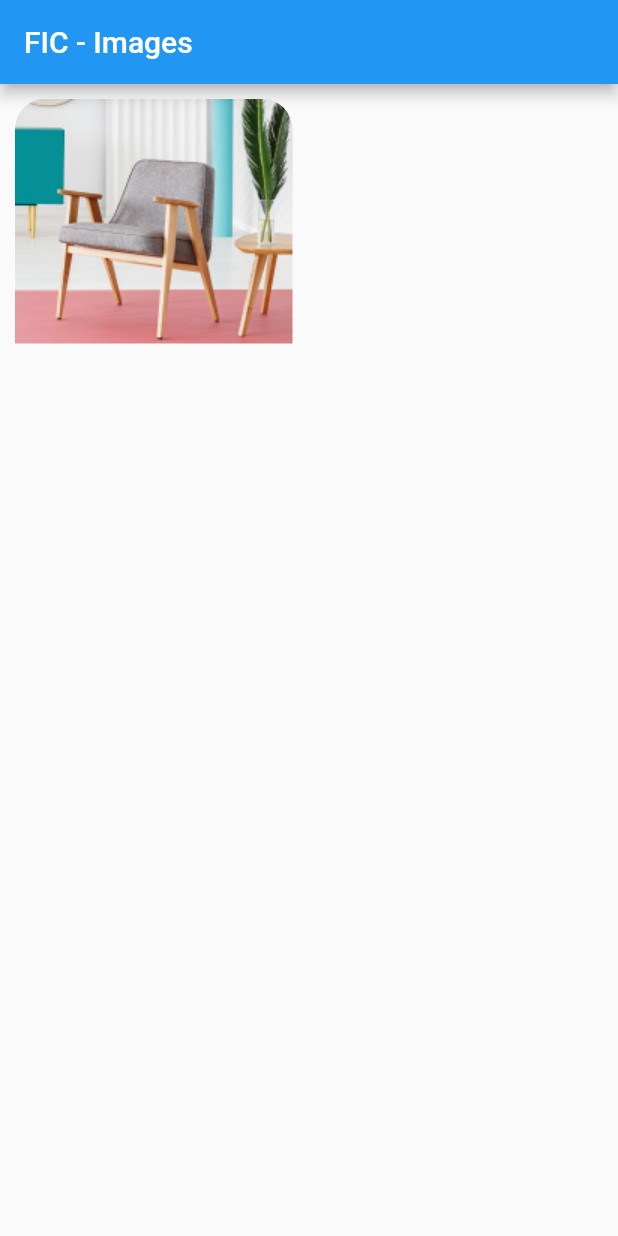
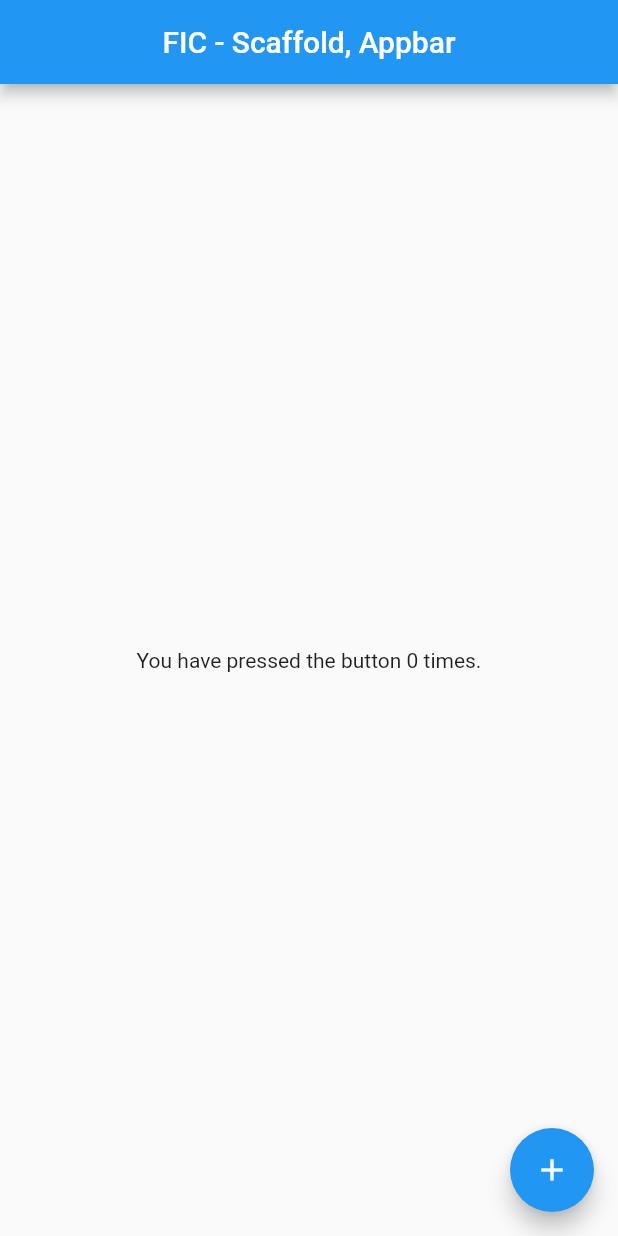
Before and after one commit to fesaworld/fic4_flutter_widgets_challenges, a Flutter app: the screen it shows after launch, on a phone screen of 412 x 824 dp. Run offline on Flutter 3.47's test engine with Material 2 defaults, Android fonts, the phone set to English and light mode, and no system bars.

Commit message:
basic widget - basic_widget - scaffold_widget

```diff
--- a/lib/main.dart
+++ b/lib/main.dart
@@ -16,6 +16,8 @@ import 'package:fic4_flutter_widgets_challenges/tugas/basic_widget/circle_avatar
 import 'package:fic4_flutter_widgets_challenges/tugas/basic_widget/container_widget.dart';
 import 'package:fic4_flutter_widgets_challenges/tugas/basic_widget/icon_widget.dart';
 import 'package:fic4_flutter_widgets_challenges/tugas/basic_widget/image_widget.dart';
+import 'package:fic4_flutter_widgets_challenges/tugas/basic_widget/scaffold_widget.dart';
+import 'package:fic4_flutter_widgets_challenges/tugas/basic_widget/text_widget.dart';
 import 'package:flutter/material.dart';
 
 void main() {
@@ -50,7 +52,8 @@ class MyApp extends StatelessWidget {
       // home: CircleAvatarWidget(),
       // home: const ContainerWidget(),
       // home: const IconWidget(),
-      home: const ImageWidget(),
+      // home: const ImageWidget(),
+      home: const ScaffoldWidget(),
     );
   }
 }
--- /dev/null
+++ b/lib/tugas/basic_widget/scaffold_widget.dart
@@ -0,0 +1,22 @@
+import 'package:flutter/material.dart';
+
+class ScaffoldWidget extends StatelessWidget {
+  const ScaffoldWidget({Key? key}) : super(key: key);
+
+  @override
+  Widget build(BuildContext context) {
+    return Scaffold(
+      appBar: AppBar(
+        centerTitle: true,
+        title: const Text("FIC - Scaffold, Appbar"),
+      ),
+      body: const Center(
+        child: Text('You have pressed the button 0 times.'),
+      ),
+      floatingActionButton: FloatingActionButton(
+        onPressed: () {},
+        child: const Icon(Icons.add),
+      ),
+    );
+  }
+}
```
